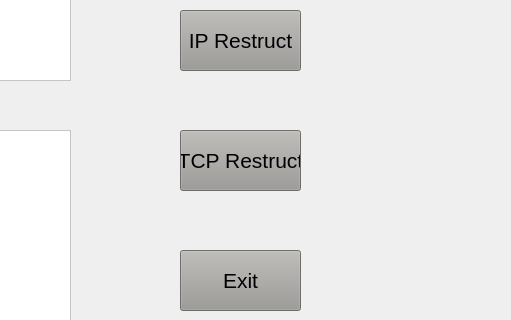
Qt form source/mainwindow.ui (ysyszheng/Wirecat) before a commit; both pictures show x 680 to 1191 and y 400 to 720 of the 1191 by 846 pixel window.
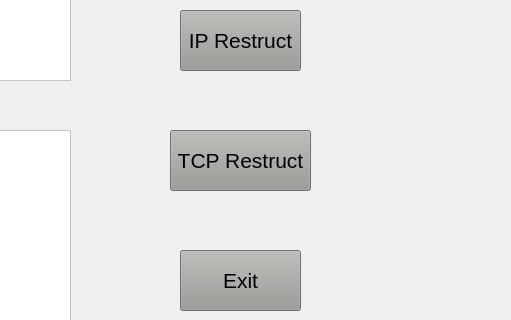
The same form after that commit.

Commit message: TCP重组按钮调整

The edit to the form file:
```diff
--- a/source/mainwindow.ui
+++ b/source/mainwindow.ui
@@ -233,9 +233,9 @@
    <widget class="QPushButton" name="TCP_restrcut">
     <property name="geometry">
      <rect>
-      <x>860</x>
+      <x>850</x>
       <y>530</y>
-      <width>121</width>
+      <width>141</width>
       <height>61</height>
      </rect>
     </property>
```
The commit also changes 2 other files.
